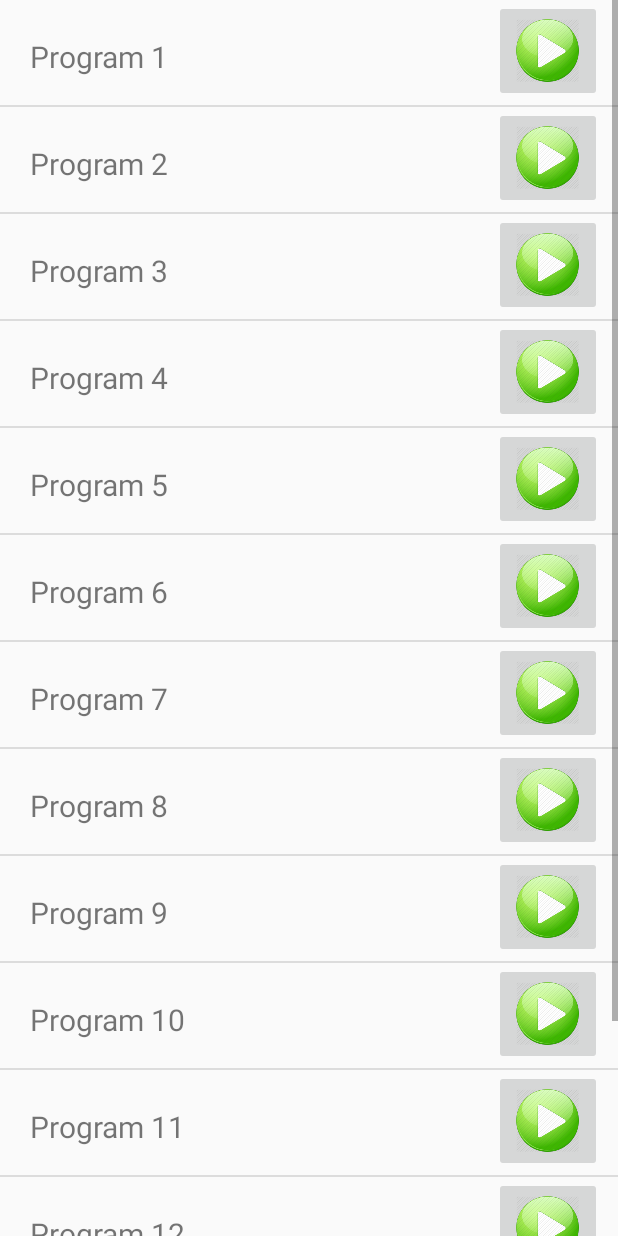
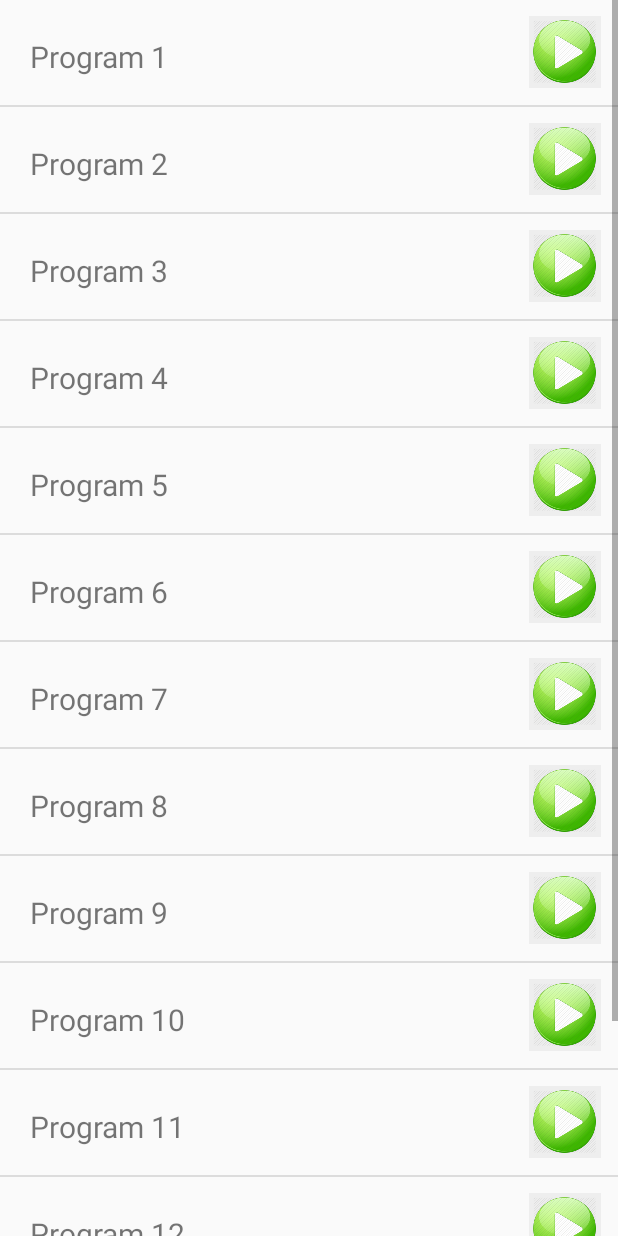
Before and after one commit to NikoletaDalaktchieva/Berry, an Android app: the ListProgramsActivity screen opened directly, with no data from a screen before it, on a phone screen of 412 x 824 dp. Run offline under Robolectric (Android 15) with nearby library versions, the phone set to English and light mode, and no system bars.

Commit message:
Fix Image Button problem

```diff
--- a/Android Studio/BerryBear/app/src/main/java/com/example/niki/berrybear/HomeActivity.java
+++ b/Android Studio/BerryBear/app/src/main/java/com/example/niki/berrybear/HomeActivity.java
@@ -44,14 +44,10 @@ public class HomeActivity extends Activity {
         super.onCreate(savedInstanceState);
         setContentView(R.layout.activity_home);
 
-        final ImageButton Up = (ImageButton) findViewById(R.id.Up);
-        Up.setImageResource(R.mipmap.ic_up);
+        ImageButton Up = (ImageButton) findViewById(R.id.Up);
         ImageButton Down = (ImageButton) findViewById(R.id.Down);
-        Down.setImageResource(R.mipmap.ic_down);
         ImageButton Right = (ImageButton) findViewById(R.id.Right);
-        Right.setImageResource(R.mipmap.ic_right);
         ImageButton Left = (ImageButton) findViewById(R.id.Left);
-        Left.setImageResource(R.mipmap.ic_left);
 
         Up.setOnClickListener(new View.OnClickListener() {
             @Override
--- a/Android Studio/BerryBear/app/src/main/res/layout/activity_home.xml
+++ b/Android Studio/BerryBear/app/src/main/res/layout/activity_home.xml
@@ -11,6 +11,7 @@
 
     <ImageButton
         android:id="@+id/Down"
+        android:src="@mipmap/ic_down"
         android:layout_width="50dp"
         android:layout_height="50dp"
         android:longClickable="true"
@@ -23,6 +24,7 @@
 
     <ImageButton
         android:id="@+id/Right"
+        android:src="@mipmap/ic_right"
         android:layout_width="50dp"
         android:layout_height="50dp"
         android:layout_above="@+id/Down"
@@ -32,9 +34,10 @@
         tools:layout_editor_absoluteX="217dp" />
 
     <ImageButton
+        android:id="@+id/Left"
+        android:src="@mipmap/ic_left"
         android:layout_width="50dp"
         android:layout_height="50dp"
-        android:id="@+id/Left"
         android:layout_above="@+id/Down"
         android:layout_toLeftOf="@+id/Down"
         android:layout_toStartOf="@+id/Down"
@@ -43,6 +46,7 @@
 
     <ImageButton
         android:id="@+id/Up"
+        android:src="@mipmap/ic_up"
         android:layout_width="50dp"
         android:layout_height="50dp"
         android:layout_above="@+id/Right"
--- a/Android Studio/BerryBear/app/src/main/res/layout/list_design.xml
+++ b/Android Studio/BerryBear/app/src/main/res/layout/list_design.xml
@@ -23,11 +23,11 @@
         android:id="@+id/run"
         android:layout_width="wrap_content"
         android:layout_height="wrap_content"
-        android:layout_gravity="right"
+        android:layout_gravity="center"
         android:src="@mipmap/ic_run"
+        android:background="#EEEEEE"
         android:layout_marginRight="6dp"
-        android:onClick="onRunButtonClickListener"
-        app:srcCompat="@mipmap/ic_run" />
+        android:onClick="onRunButtonClickListener" />
 
 
 </LinearLayout>
```
